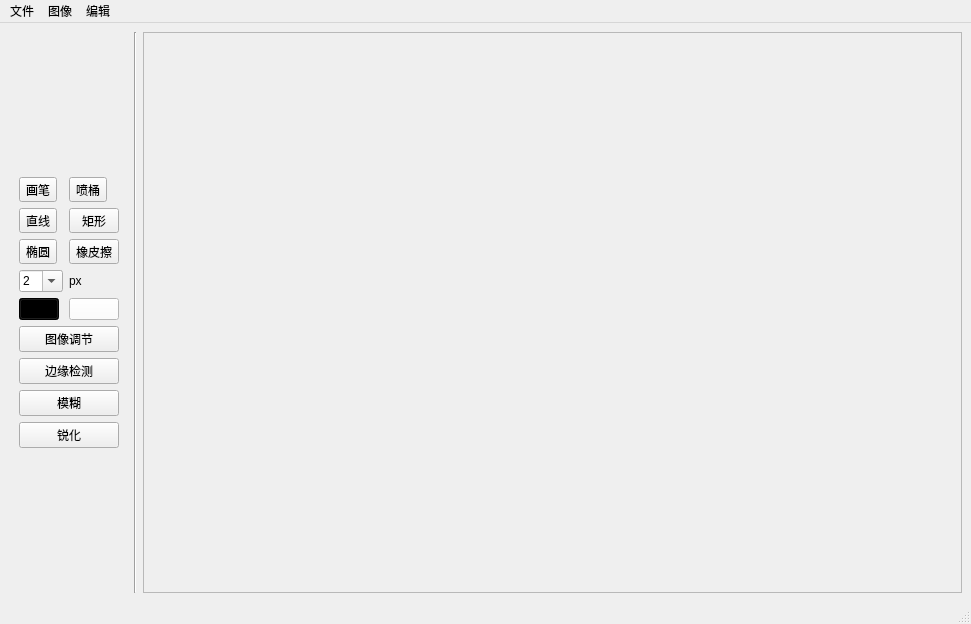
Before: the Qt Designer form src/view/MainWindow.ui in BENULL/Paint, drawn with Qt 5.
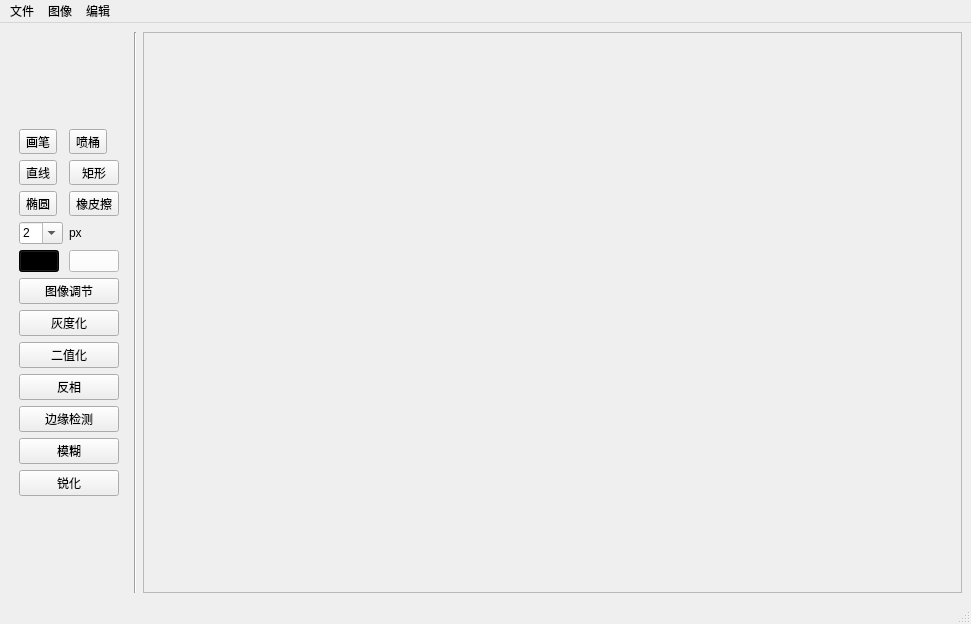
After: the same form once the commit is applied. Icons and pictures are not drawn.

Commit message: add gray binaryzation invert

The edit to the form file:
```diff
--- a/src/view/MainWindow.ui
+++ b/src/view/MainWindow.ui
@@ -201,14 +201,14 @@
          </property>
         </widget>
        </item>
-       <item row="12" column="0" colspan="2">
+       <item row="16" column="0" colspan="2">
         <widget class="QPushButton" name="cannyBtn">
          <property name="text">
           <string>边缘检测</string>
          </property>
         </widget>
        </item>
-       <item row="13" column="0" colspan="2">
+       <item row="17" column="0" colspan="2">
         <widget class="QPushButton" name="blurBtn">
          <property name="text">
           <string>模糊</string>
@@ -277,13 +277,34 @@
          </property>
         </widget>
        </item>
-       <item row="14" column="0" colspan="2">
+       <item row="18" column="0" colspan="2">
         <widget class="QPushButton" name="sharpenBtn">
          <property name="text">
           <string>锐化</string>
          </property>
         </widget>
        </item>
+       <item row="12" column="0" colspan="2">
+        <widget class="QPushButton" name="grayBtn">
+         <property name="text">
+          <string>灰度化</string>
+         </property>
+        </widget>
+       </item>
+       <item row="14" column="0" colspan="2">
+        <widget class="QPushButton" name="invertBtn">
+         <property name="text">
+          <string>反相</string>
+         </property>
+        </widget>
+       </item>
+       <item row="13" column="0" colspan="2">
+        <widget class="QPushButton" name="binaryBtn">
+         <property name="text">
+          <string>二值化</string>
+         </property>
+        </widget>
+       </item>
       </layout>
      </widget>
     </item>
```
The commit also changes 3 other files.
